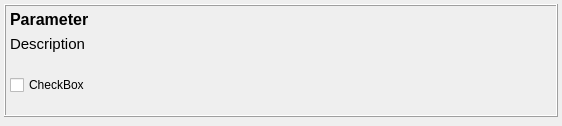
Old version of the form src/ParameterEntryWidget.ui in the repository openscad/openscad.
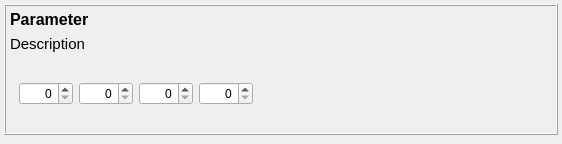
New version of the form. The open tabs and pages were chosen to show the change.

Patch:
```diff
--- a/src/ParameterEntryWidget.ui
+++ b/src/ParameterEntryWidget.ui
@@ -7,7 +7,7 @@
     <x>0</x>
     <y>0</y>
     <width>562</width>
-    <height>126</height>
+    <height>144</height>
    </rect>
   </property>
   <property name="windowTitle">
@@ -60,7 +60,7 @@
           <item>
            <widget class="QCheckBox" name="checkBox">
             <property name="text">
-             <string>CheckBox</string>
+             <string/>
             </property>
            </widget>
           </item>
@@ -132,6 +132,75 @@
           </item>
          </layout>
         </widget>
+        <widget class="QWidget" name="pageVector">
+         <layout class="QGridLayout" name="gridLayout_2">
+          <item row="0" column="1">
+           <widget class="QDoubleSpinBox" name="doubleSpinBox2">
+            <property name="alignment">
+             <set>Qt::AlignRight|Qt::AlignTrailing|Qt::AlignVCenter</set>
+            </property>
+            <property name="decimals">
+             <number>0</number>
+            </property>
+            <property name="maximum">
+             <double>1000.000000000000000</double>
+            </property>
+           </widget>
+          </item>
+          <item row="0" column="0">
+           <widget class="QDoubleSpinBox" name="doubleSpinBox1">
+            <property name="alignment">
+             <set>Qt::AlignRight|Qt::AlignTrailing|Qt::AlignVCenter</set>
+            </property>
+            <property name="decimals">
+             <number>0</number>
+            </property>
+            <property name="maximum">
+             <double>1000.000000000000000</double>
+            </property>
+           </widget>
+          </item>
+          <item row="0" column="2">
+           <widget class="QDoubleSpinBox" name="doubleSpinBox3">
+            <property name="alignment">
+             <set>Qt::AlignRight|Qt::AlignTrailing|Qt::AlignVCenter</set>
+            </property>
+            <property name="decimals">
+             <number>0</number>
+            </property>
+            <property name="maximum">
+             <double>1000.000000000000000</double>
+            </property>
+           </widget>
+          </item>
+          <item row="0" column="4">
+           <spacer name="horizontalSpacer">
+            <property name="orientation">
+             <enum>Qt::Horizontal</enum>
+            </property>
+            <property name="sizeHint" stdset="0">
+             <size>
+              <width>40</width>
+              <height>20</height>
+             </size>
+            </property>
+           </spacer>
+          </item>
+          <item row="0" column="3">
+           <widget class="QDoubleSpinBox" name="doubleSpinBox4">
+            <property name="alignment">
+             <set>Qt::AlignRight|Qt::AlignTrailing|Qt::AlignVCenter</set>
+            </property>
+            <property name="decimals">
+             <number>0</number>
+            </property>
+            <property name="maximum">
+             <double>1000.000000000000000</double>
+            </property>
+           </widget>
+          </item>
+         </layout>
+        </widget>
        </widget>
       </item>
       <item row="1" column="0">
```
